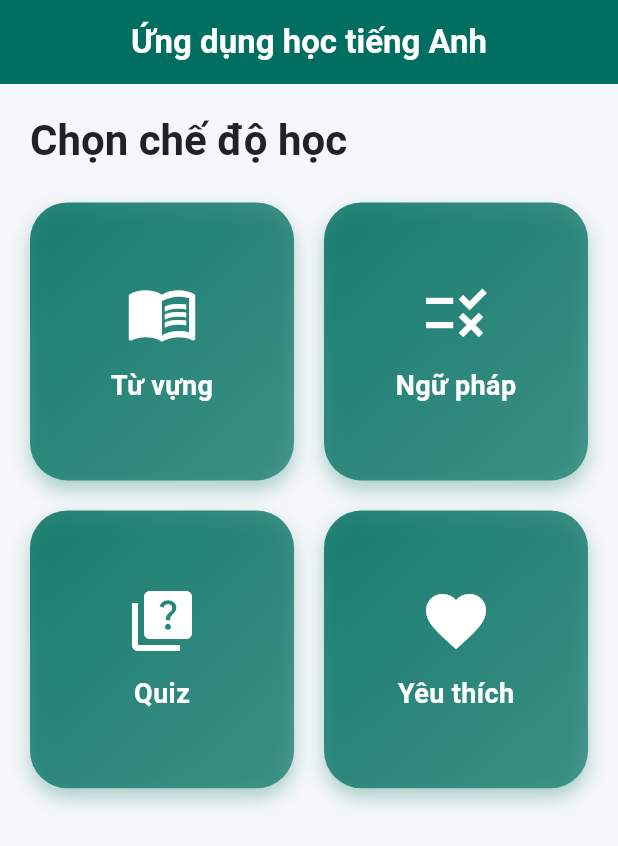
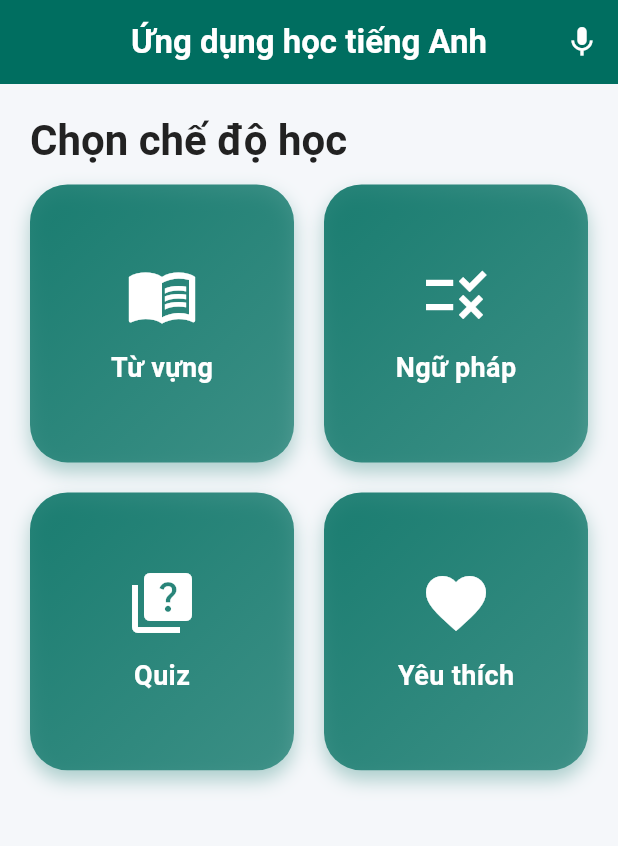
Before and after one commit to ngocminh-dev/english_go, a Flutter app: the screen it shows after launch, on a phone screen of 412 x 824 dp. Shown: the top 846 px of the screen. Run offline on Flutter 3.47's test engine with Material 3 defaults, Android fonts, the phone set to English and light mode, and no system bars; our stand-ins replace flutter_riverpod, flutter_tts, shimmer, speech_to_text; Roboto replaces fonts that are missing (Poppins).

Commit message:
Thêm các chức năng hỗ trợ người khiếm thị ( text to speech, điều khiển bằng giọng nói)

```diff
--- a/lib/main.dart
+++ b/lib/main.dart
@@ -9,6 +9,7 @@ import 'package:flutter_riverpod/flutter_riverpod.dart';
 import 'theme.dart';
 
 void main() {
+  WidgetsFlutterBinding.ensureInitialized();
   runApp(
     const ProviderScope(
       child: MyApp(),
--- a/lib/screens/home_screen.dart
+++ b/lib/screens/home_screen.dart
@@ -1,13 +1,100 @@
 import 'package:flutter/material.dart';
+import 'package:flutter_tts/flutter_tts.dart';
+import 'package:speech_to_text/speech_to_text.dart' as stt;
 
-class HomeScreen extends StatelessWidget {
+class HomeScreen extends StatefulWidget {
   const HomeScreen({super.key});
+
+  @override
+  State<HomeScreen> createState() => _HomeScreenState();
+}
+
+class _HomeScreenState extends State<HomeScreen> {
+  late stt.SpeechToText _speech;
+  late FlutterTts _tts;
+  bool _isListening = false;
+  String _lastWords = "";
+
+  @override
+  void initState() {
+    super.initState();
+    _speech = stt.SpeechToText();
+    _tts = FlutterTts();
+    _tts.setLanguage("vi-VN");
+    _tts.setSpeechRate(0.5);
+  }
+
+  void _startListening() async {
+    bool available = await _speech.initialize();
+
+    if (available) {
+      // Lấy danh sách locale có sẵn
+      final locales = await _speech.locales();
+
+      // Tìm locale tiếng Việt nếu có, fallback sang locale đầu tiên nếu không tìm thấy
+      final vietnameseLocale = locales.firstWhere(
+            (locale) => locale.localeId.contains('vi'),
+        orElse: () => locales.first,
+      );
+
+      setState(() => _isListening = true);
+
+      _speech.listen(
+        onResult: (result) {
+          if (result.finalResult) {
+            setState(() {
+              _lastWords = result.recognizedWords.toLowerCase();
+            });
+            _handleVoiceCommand(_lastWords);
+          }
+        },
+      );
+
+    } else {
+      debugPrint("Speech recognition không khả dụng trên thiết bị này.");
+    }
+  }
+
+
+  Future<void> _speak(String text) async {
+    await _tts.stop(); // đảm bảo không bị lặp lại
+    await _tts.speak(text);
+  }
+
+  void _handleVoiceCommand(String command) {
+    if (command.contains('từ vựng')) {
+      _speak("Đang mở từ vựng");
+      Navigator.pushNamed(context, '/vocabulary');
+      _speech.stop();
+    } else if (command.contains('ngữ pháp')) {
+      _speak("Đang mở ngữ pháp");
+      Navigator.pushNamed(context, '/grammar');
+      _speech.stop();
+    } else if (command.contains('kiểm tra')) {
+      _speak("Đang mở chế độ Quiz");
+      Navigator.pushNamed(context, '/quiz');
+      _speech.stop();
+    } else if (command.contains('yêu thích')) {
+      _speak("Đang mở danh sách yêu thích");
+      Navigator.pushNamed(context, '/favorites');
+      _speech.stop();
+    } else {
+      _speak("Xin lỗi, tôi chưa hiểu lệnh vừa rồi");
+    }
+  }
 
   @override
   Widget build(BuildContext context) {
     return Scaffold(
       appBar: AppBar(
         title: const Text("Ứng dụng học tiếng Anh"),
+        actions: [
+          IconButton(
+            icon: Icon(_isListening ? Icons.hearing : Icons.mic),
+            tooltip: "Điều khiển bằng giọng nói",
+            onPressed: _startListening,
+          )
+        ],
       ),
       body: Padding(
         padding: const EdgeInsets.all(20.0),
@@ -18,7 +105,23 @@ class HomeScreen extends StatelessWidget {
               "Chọn chế độ học",
               style: Theme.of(context).textTheme.headlineLarge,
             ),
-            const SizedBox(height: 24),
+            const SizedBox(height: 12),
+            if (_lastWords.isNotEmpty)
+              Container(
+                padding: const EdgeInsets.all(12),
+                margin: const EdgeInsets.only(bottom: 16),
+                decoration: BoxDecoration(
+                  color: Colors.yellow.shade100,
+                  borderRadius: BorderRadius.circular(12),
+                ),
+                child: Text(
+                  "Bạn vừa nói: \"$_lastWords\"",
+                  style: const TextStyle(
+                    fontSize: 18,
+                    fontWeight: FontWeight.bold,
+                  ),
+                ),
+              ),
             Expanded(
               child: GridView.count(
                 crossAxisCount: 2,
@@ -59,11 +162,10 @@ class HomeScreen extends StatelessWidget {
     );
   }
 
-  Widget _buildAnimatedMenuCard(BuildContext context, {
-    required IconData icon,
-    required String label,
-    required VoidCallback onTap,
-  }) {
+  Widget _buildAnimatedMenuCard(BuildContext context,
+      {required IconData icon,
+        required String label,
+        required VoidCallback onTap}) {
     return InkWell(
       borderRadius: BorderRadius.circular(25),
       onTap: onTap,
--- a/lib/screens/vocabulary_screen.dart
+++ b/lib/screens/vocabulary_screen.dart
@@ -1,3 +1,4 @@
+import 'package:english_go/services/text_to_speech_service.dart';
 import 'package:flutter/material.dart';
 import 'package:flutter_riverpod/flutter_riverpod.dart';
 import '../providers/vocabulary_provider.dart';
@@ -62,7 +63,6 @@ class _VocabularyScreenState extends ConsumerState<VocabularyScreen> {
             onTap: () async {
               final definition = await DictionaryService.fetchDefinition(word);
               final vietnamese = await DictionaryService.translateToVietnamese(word);
-
               showDialog(
                 context: context,
                 builder: (_) => AlertDialog(
@@ -72,6 +72,8 @@ class _VocabularyScreenState extends ConsumerState<VocabularyScreen> {
                   ),
                 ),
               );
+              await TextToSpeechService.speakEnglish("$word. $definition");
+              await TextToSpeechService.speakVietnamese("$word. $vietnamese");
             },
             child: Card(
               shape: RoundedRectangleBorder(
--- a/pubspec.yaml
+++ b/pubspec.yaml
@@ -33,11 +33,13 @@ dependencies:
   flutter_riverpod: ^2.5.1
   http: ^1.2.1
   shimmer: ^2.0.0
+  flutter_tts: ^4.2.2
 
 
   # The following adds the Cupertino Icons font to your application.
   # Use with the CupertinoIcons class for iOS style icons.
   cupertino_icons: ^1.0.8
+  speech_to_text: ^7.0.0
 
 dev_dependencies:
   flutter_test:
```
Also changed, not shown: lib/services/text_to_speech_service.dart (added, +24 -0 lines), pubspec.lock, 3 other files.
